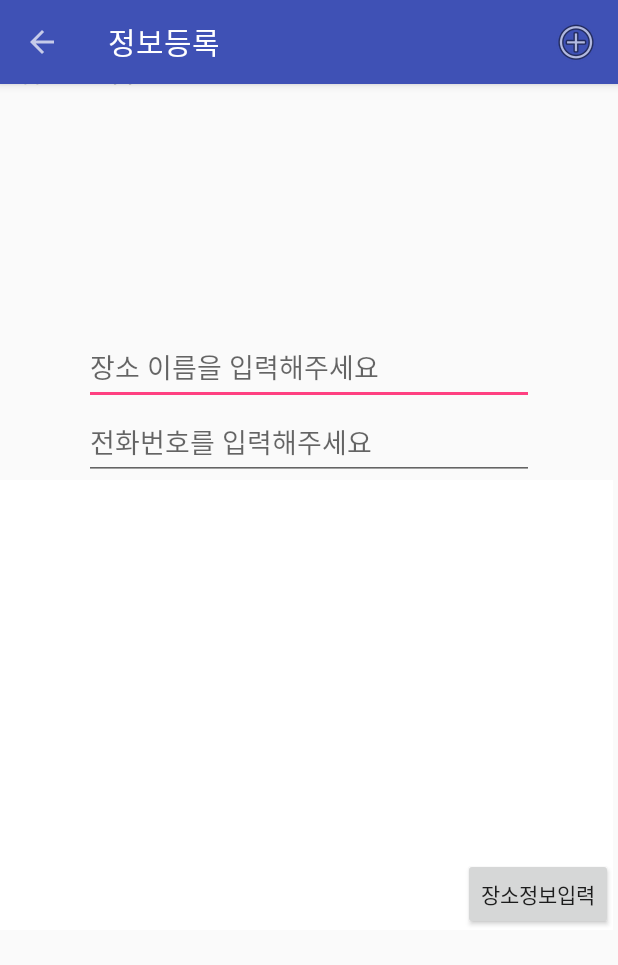
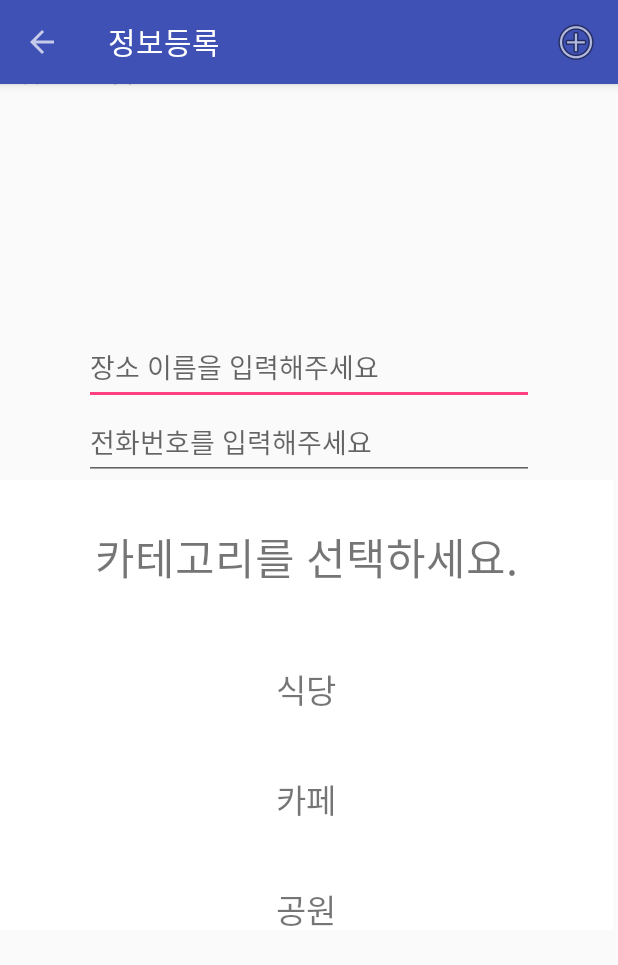
Before and after one commit to 2018bottomUpProject/User-participating-service-apps, an Android app: the AddActivity screen opened directly, with no data from a screen before it, on a phone screen of 412 x 824 dp. Shown: the top 965 px of the screen. Run offline under Robolectric (Android 15) with nearby library versions, the phone set to English and light mode, and no system bars.

Commit message:
Change information registration method
이전의 방법보다 카테고리 선택을 텍스트뷰로 구현하여 백그라운드 배경으로
화면을 덮어버리는 것이 더 깔끔하다고 판단하여 수정.
(카테고리를 선택한 후, 다음 프래그먼트로 넘어가는 방식을 버튼으로
구현하려 하였으나 다른 프래그먼트에서도 버튼이 겹쳐져 제대로 기능을
구현못함이 문제였음.)

refactor https://github.com/2018bottomUpProject/User-participating-service-apps/issues/20

```diff
--- a/UPSA/app/src/main/java/com/project/bottomup/upsa/AddActivity.java
+++ b/UPSA/app/src/main/java/com/project/bottomup/upsa/AddActivity.java
@@ -26,11 +26,6 @@ public class AddActivity extends AppCompatActivity implements OnMapReadyCallback
     double currentlat;
     double currentlng;
 
-    //프래그먼트 관리
-    private Fragment categoryFragment;
-    private Fragment infoFragment;
-    private Fragment reviewFragment;
-
     @Override
         protected void onCreate(Bundle savedInstanceState) {
             super.onCreate(savedInstanceState);
@@ -54,10 +49,6 @@ public class AddActivity extends AppCompatActivity implements OnMapReadyCallback
             FragmentManager fragmentManager = getSupportFragmentManager();
             SupportMapFragment mapFragment = (SupportMapFragment) fragmentManager.findFragmentById(R.id.addmap);
             mapFragment.getMapAsync(this);
-
-            categoryFragment = new AddCategoryFragment();
-            infoFragment = new AddInfoFragment();
-            reviewFragment = new AddReviewFragment();
             setDefaultFragment();
     }
 
@@ -97,19 +88,22 @@ public class AddActivity extends AppCompatActivity implements OnMapReadyCallback
     public void setDefaultFragment() {
         FragmentTransaction transaction = getSupportFragmentManager().beginTransaction();
         //첫번째로 보여지는 fragment는 categoryFragment로 설정
-        transaction.add(R.id.childfragment, categoryFragment);
+        transaction.add(R.id.childfragment, new AddCategoryFragment());
         transaction.commit();
     }
 
     //프래그먼트 변경하는 메서드
     @Override
-    public void replaceFragment(int fragmentId){
+    public void replaceFragment(String fragmentId){
         FragmentTransaction transaction = getSupportFragmentManager().beginTransaction();
-        if( fragmentId == 2 ) {
-            transaction.replace(R.id.childfragment, infoFragment);
+        if( fragmentId == "review" ) {
+            transaction.replace(R.id.childfragment, new AddReviewFragment());
         }
-        else if( fragmentId == 3 ) {
-            transaction.replace(R.id.childfragment, reviewFragment);
+        else if( fragmentId == "cafe" ) {
+            transaction.replace(R.id.childfragment, new AddCafeFragment());
+        }
+        if( fragmentId == "park" ) {
+            transaction.replace(R.id.childfragment, new AddParkFragment());
         }
         //Back 버튼 클릭 시 이전 프래그먼트로 이동
         transaction.addToBackStack(null);
--- a/UPSA/app/src/main/java/com/project/bottomup/upsa/AddCategoryFragment.java
+++ b/UPSA/app/src/main/java/com/project/bottomup/upsa/AddCategoryFragment.java
@@ -1,17 +1,15 @@
 package com.project.bottomup.upsa;
 
-import android.content.Context;
-import android.net.Uri;
 import android.os.Bundle;
 import android.support.annotation.Nullable;
 import android.support.v4.app.Fragment;
-import android.support.v4.app.FragmentManager;
-import android.support.v4.app.FragmentTransaction;
 import android.util.Log;
 import android.view.LayoutInflater;
 import android.view.View;
 import android.view.ViewGroup;
-import android.widget.Button;
+import android.widget.TextView;
+
+import org.w3c.dom.Text;
 
 public class AddCategoryFragment extends Fragment {
 
@@ -22,14 +20,34 @@ public class AddCategoryFragment extends Fragment {
         // Inflate the layout for this fragment
         View rootView = inflater.inflate(R.layout.fragment_add_category, container, false);
         Log.i("AddCategory","OnCreateView");
-        Button button1 = (Button) rootView.findViewById(R.id.button1);
-        button1.setOnClickListener(new View.OnClickListener() {
+        TextView restText = (TextView) rootView.findViewById(R.id.restaurant);
+        restText.setOnClickListener(new View.OnClickListener() {
             @Override
             public void onClick(View view) {
                 //프래그먼트 교체
-                Log.i("AddCategory","button_click");
-                ((FragmentReplacable) getActivity()).replaceFragment(2);
-                //getFragmentManager().beginTransaction().replace(R.id.childfragment, new AddInfoFragment()).commit();
+                Log.i("AddCategory","restaurant_click");
+                //식당정보 프래그먼트로 이동
+                ((FragmentReplacable) getActivity()).replaceFragment("cafe");
+            }
+        });
+        TextView cafeText = (TextView) rootView.findViewById(R.id.cafe);
+        cafeText.setOnClickListener(new View.OnClickListener() {
+            @Override
+            public void onClick(View view) {
+                //프래그먼트 교체
+                Log.i("AddCategory","cafe_click");
+                //식당정보 프래그먼트로 이동
+                ((FragmentReplacable) getActivity()).replaceFragment("cafe");
+            }
+        });
+        TextView parkText = (TextView) rootView.findViewById(R.id.park);
+        parkText.setOnClickListener(new View.OnClickListener() {
+            @Override
+            public void onClick(View view) {
+                //프래그먼트 교체
+                Log.i("AddCategory","park_click");
+                //공원정보 프래그먼트로 이동
+                ((FragmentReplacable) getActivity()).replaceFragment("park");
             }
         });
 
--- a/UPSA/app/src/main/java/com/project/bottomup/upsa/FragmentReplacable.java
+++ b/UPSA/app/src/main/java/com/project/bottomup/upsa/FragmentReplacable.java
@@ -3,5 +3,5 @@ package com.project.bottomup.upsa;
 import java.io.Serializable;
 
 interface FragmentReplacable extends Serializable{
-    public void replaceFragment(int fragmentId);
+    public void replaceFragment(String fragmentId);
 }
--- a/UPSA/app/src/main/java/com/project/bottomup/upsa/InitFragment.java
+++ /dev/null
@@ -1,17 +0,0 @@
-package com.project.bottomup.upsa;
-
-import android.os.Bundle;
-import android.support.v4.app.Fragment;
-import android.view.LayoutInflater;
-import android.view.View;
-import android.view.ViewGroup;
-
-
-public class InitFragment extends Fragment {
-    @Override
-    public View onCreateView(LayoutInflater inflater, ViewGroup container,
-                             Bundle savedInstanceState) {
-        // Inflate the layout for this fragment
-        return inflater.inflate(R.layout.fragment_init, container, false);
-    }
-}
--- a/UPSA/app/src/main/res/layout/activity_add.xml
+++ b/UPSA/app/src/main/res/layout/activity_add.xml
@@ -53,7 +53,7 @@
             android:paddingRight="5px" >
 
             <fragment
-                android:name="com.project.bottomup.upsa.InitFragment"
+                android:name="com.project.bottomup.upsa.AddCategoryFragment"
                 android:layout_width="match_parent"
                 android:layout_height="300dip"
                 android:id="@+id/childfragment"
--- a/UPSA/app/src/main/res/layout/fragment_add_category.xml
+++ b/UPSA/app/src/main/res/layout/fragment_add_category.xml
@@ -6,11 +6,46 @@
     android:background="#FFFFFF"
     tools:context=".AddCategoryFragment">
 
-    <Button
-        android:id="@+id/button1"
-        android:layout_width="wrap_content"
-        android:layout_height="wrap_content"
-        android:layout_gravity="right|bottom"
-        android:text="장소정보입력"/>
+    <RelativeLayout
+        android:layout_width="match_parent"
+        android:layout_height="match_parent">
+
+        <TextView
+            android:layout_width="wrap_content"
+            android:layout_height="wrap_content"
+            android:id="@+id/select"
+            android:text="카테고리를 선택하세요."
+            android:textSize="13pt"
+            android:layout_centerHorizontal="true"
+            android:layout_marginTop="30dp" />
+
+        <TextView
+            android:layout_width="wrap_content"
+            android:layout_height="wrap_content"
+            android:id="@+id/restaurant"
+            android:text = "식당"
+            android:textSize="10pt"
+            android:layout_below="@+id/select"
+            android:layout_centerHorizontal="true"
+            android:layout_marginTop="50dp"/>
+        <TextView
+            android:layout_width="wrap_content"
+            android:layout_height="wrap_content"
+            android:id="@+id/cafe"
+            android:text = "카페"
+            android:textSize="10pt"
+            android:layout_below="@+id/restaurant"
+            android:layout_centerHorizontal="true"
+            android:layout_marginTop="40dp"/>
+        <TextView
+            android:layout_width="wrap_content"
+            android:layout_height="wrap_content"
+            android:id="@+id/park"
+            android:text = "공원"
+            android:textSize="10pt"
+            android:layout_below="@+id/cafe"
+            android:layout_centerHorizontal="true"
+            android:layout_marginTop="40dp"/>
+    </RelativeLayout>
 
 </FrameLayout>
--- a/UPSA/app/src/main/res/layout/fragment_add_info.xml
+++ b/UPSA/app/src/main/res/layout/fragment_add_park.xml
@@ -4,13 +4,11 @@
     android:layout_width="match_parent"
     android:layout_height="match_parent"
     android:background="#FFFFFF"
-    tools:context=".AddInfoFragment">
-
+    tools:context=".AddParkFragment">
     <Button
         android:id="@+id/button2"
         android:layout_width="wrap_content"
         android:layout_height="wrap_content"
         android:layout_gravity="right|bottom"
         android:text="리뷰등록"/>
-
 </FrameLayout>
--- a/UPSA/app/src/main/res/layout/fragment_init.xml
+++ /dev/null
@@ -1,7 +0,0 @@
-<?xml version="1.0" encoding="utf-8"?>
-<FrameLayout xmlns:android="http://schemas.android.com/apk/res/android"
-    xmlns:tools="http://schemas.android.com/tools"
-    android:layout_width="match_parent"
-    android:layout_height="match_parent"
-    tools:context=".InitFragment">
-</FrameLayout>
```
Also changed, not shown: UPSA/app/src/main/java/com/project/bottomup/upsa/AddCafeFragment.java (renamed from UPSA/app/src/main/java/com/project/bottomup/upsa/AddInfoFragment.java, +3 -4 lines), UPSA/app/src/main/java/com/project/bottomup/upsa/AddParkFragment.java (added, +29 -0 lines), UPSA/app/src/main/res/layout/fragment_add_cafe.xml (added, +16 -0 lines).
